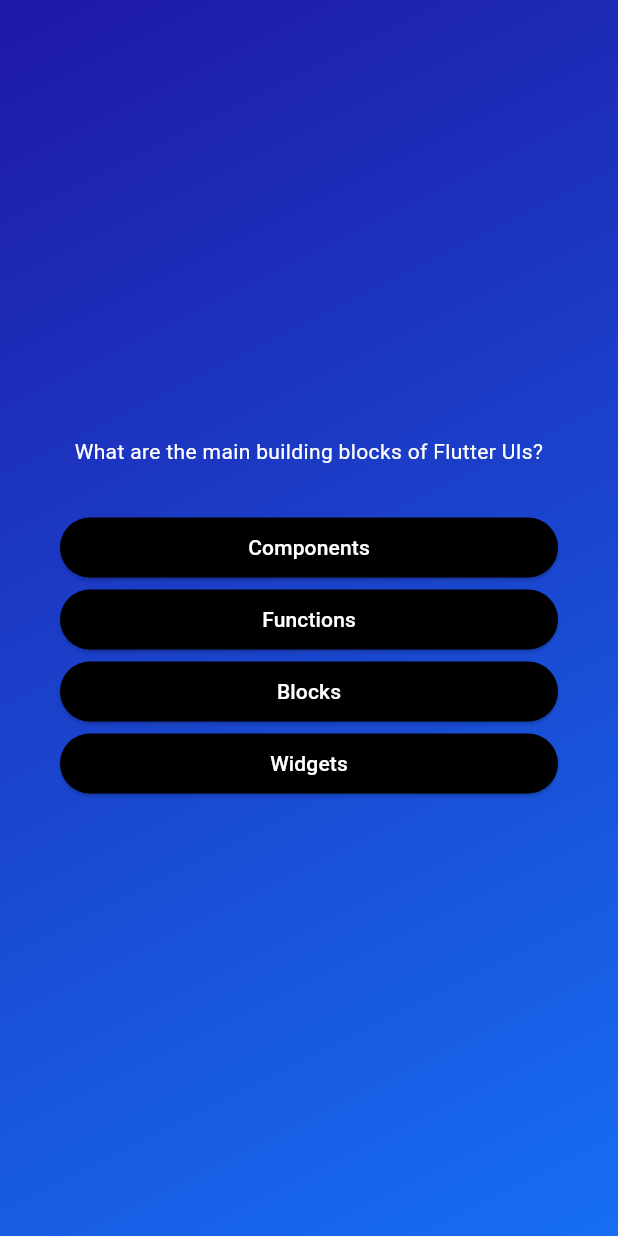
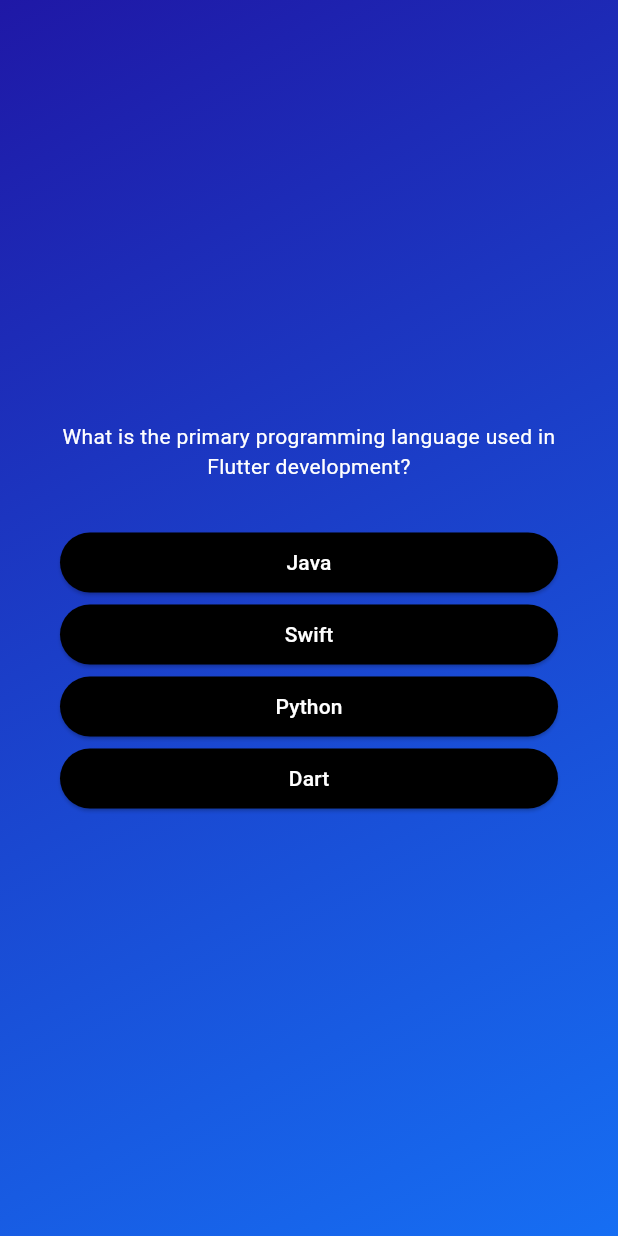
Before and after one commit to fauzanmzlm/quizapp, a Flutter app: the screen it shows after launch, after a tap on "Start Quiz", after a tap on "Components", on a phone screen of 412 x 824 dp. Run offline on Flutter 3.47's test engine with Material 3 defaults, Android fonts, the phone set to English and light mode, and no system bars.

Commit message:
Managing The Questions Index As State

```diff
--- a/lib/data/questions.dart
+++ b/lib/data/questions.dart
@@ -10,4 +10,94 @@ const questions = [
       'Functions',
     ],
   ),
+  QuizQuestion(
+    'What is the primary programming language used in Flutter development?',
+    [
+      'Dart',
+      'Java',
+      'Python',
+      'Swift',
+    ],
+  ),
+  QuizQuestion(
+    'Which widget in Flutter is used to create a button?',
+    [
+      'RaisedButton',
+      'FlatButton',
+      'TextButton',
+      'IconButton',
+    ],
+  ),
+  QuizQuestion(
+    'What does the term "StatelessWidget" imply in Flutter?',
+    [
+      'It does not maintain any state',
+      'It maintains internal state',
+      'It is used for handling user input',
+      'It is only used in web applications',
+    ],
+  ),
+  QuizQuestion(
+    'Which command is used to create a new Flutter project from the command line interface (CLI)?',
+    [
+      'flutter create',
+      'flutter new',
+      'flutter start',
+      'flutter init',
+    ],
+  ),
+  QuizQuestion(
+    'What is the purpose of the "pubspec.yaml" file in a Flutter project?',
+    [
+      'It manages dependencies',
+      'It contains UI layout information',
+      'It stores user preferences',
+      'It controls app navigation',
+    ],
+  ),
+  QuizQuestion(
+    'What is the primary function of the "main.dart" file in a Flutter project?',
+    [
+      'It serves as the entry point for the application',
+      'It defines the overall app design',
+      'It handles user authentication',
+      'It contains only utility functions',
+    ],
+  ),
+  QuizQuestion(
+    'In Flutter, how can you add padding around a widget?',
+    [
+      'Using the Padding widget',
+      'Using the Margin widget',
+      'By setting the padding attribute directly on the widget',
+      'By adjusting the screen resolution',
+    ],
+  ),
+  QuizQuestion(
+    'What is the purpose of the "setState()" method in Flutter?',
+    [
+      'To notify the framework that the internal state of the widget has changed',
+      'To reset the entire application state',
+      'To initialize state variables',
+      'To force a rebuild of the entire widget tree',
+    ],
+  ),
+  QuizQuestion(
+    'Which widget in Flutter is used to create a list of scrollable items?',
+    [
+      'ListView',
+      'GridView',
+      'Column',
+      'Row',
+    ],
+  ),
+  QuizQuestion(
+    'What is the purpose of the "hot reload" feature in Flutter development?',
+    [
+      'To quickly see changes made in the code without restarting the entire application',
+      'To optimize app performance',
+      'To deploy the application to multiple platforms simultaneously',
+      'To generate production-ready builds',
+    ],
+  ),
 ];
--- a/lib/questions_screen.dart
+++ b/lib/questions_screen.dart
@@ -13,9 +13,19 @@ class QuestionsScreen extends StatefulWidget {
 }
 
 class _QuestionsScreenState extends State<QuestionsScreen> {
+  var currentQuestionIndex = 0;
+
+  void answerQuestion() {
+    // currentQuestionIndex = currentQuestionIndex + 1;
+    // currentQuestionIndex += 1;
+    setState((() {
+      currentQuestionIndex++;
+    }));
+  }
+
   @override
   Widget build(context) {
-    final currentQuestion = questions[0];
+    final currentQuestion = questions[currentQuestionIndex];
 
     return SizedBox(
       width: double.infinity,
@@ -34,7 +44,7 @@ class _QuestionsScreenState extends State<QuestionsScreen> {
             ),
             const SizedBox(height: 30),
             ...currentQuestion.getShuffledAnswers().map((answer) {
-              return AnswerButton(answerText: answer, onTap: () {});
+              return AnswerButton(answerText: answer, onTap: answerQuestion);
             }),
           ],
         ),
```
